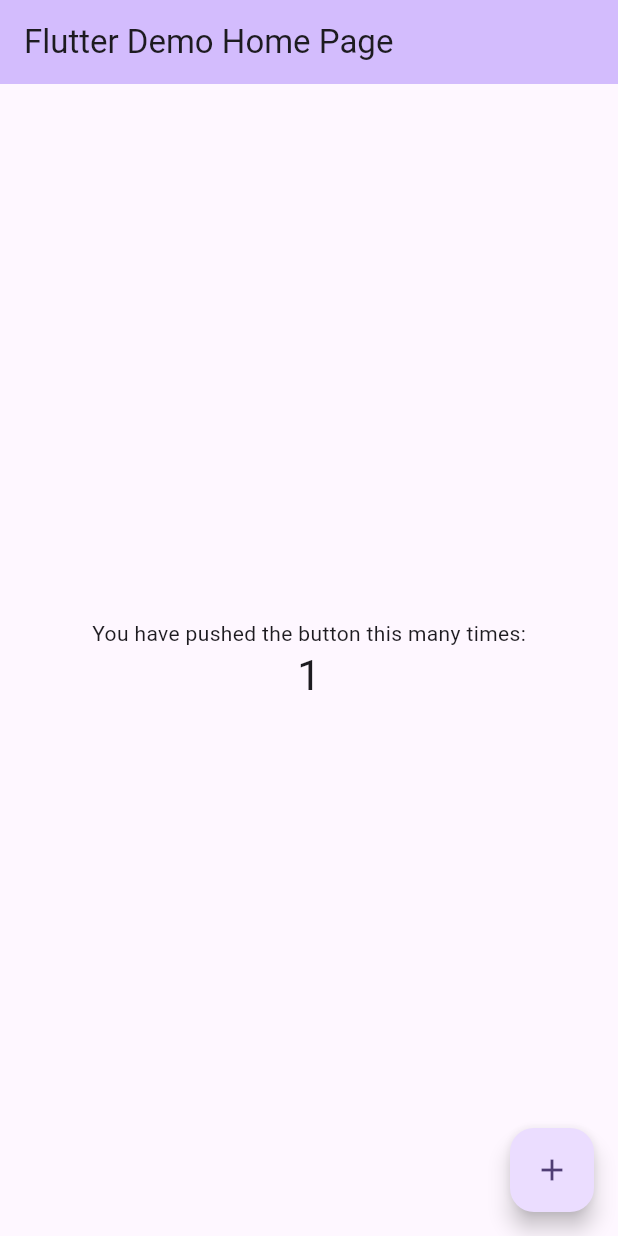
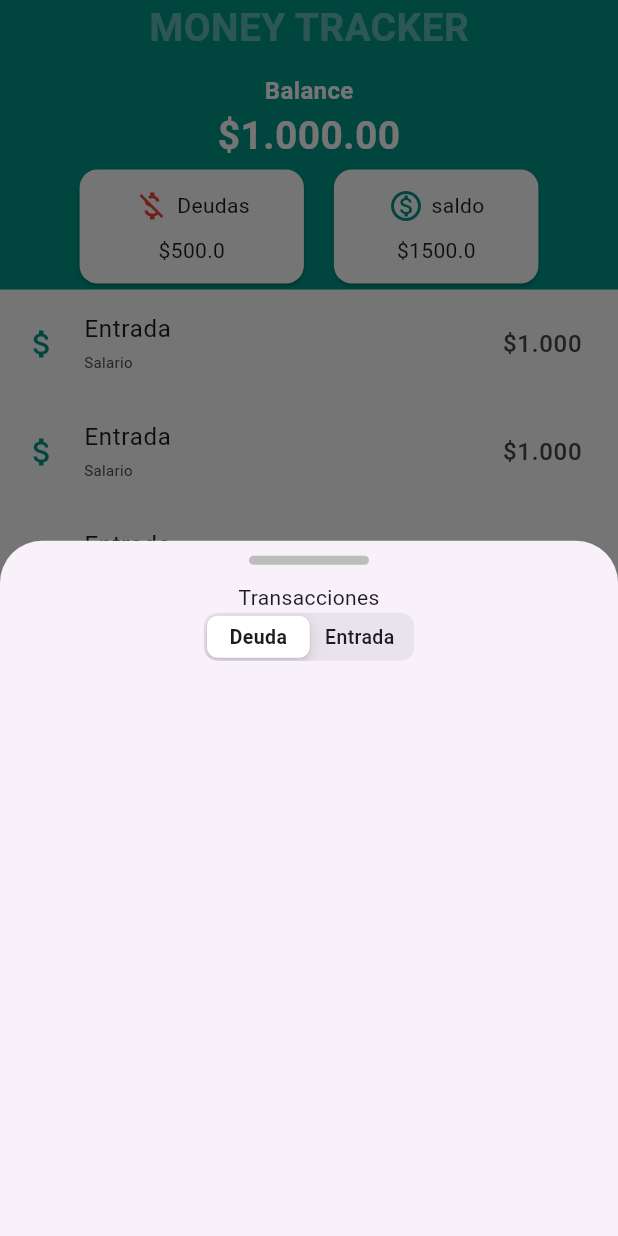
Before and after one commit to Jomeva12/cuentas-flutter, a Flutter app: the screen it shows after launch, after a tap on the "add" icon, on a phone screen of 412 x 824 dp. Run offline on Flutter 3.47's test engine with Material 3 defaults, Android fonts, the phone set to English and light mode, and no system bars; missing offline and left inert: dart:ffi.

Commit message:
bottomsheet agregado

```diff
--- a/lib/main.dart
+++ b/lib/main.dart
@@ -1,3 +1,4 @@
+import 'package:cuentas/view/screen/screen.dart';
 import 'package:flutter/material.dart';
 
 void main() {
@@ -10,116 +11,19 @@
   // This widget is the root of your application.
   @override
   Widget build(BuildContext context) {
+
     return MaterialApp(
+      debugShowCheckedModeBanner: false,
       title: 'Flutter Demo',
       theme: ThemeData(
-        // This is the theme of your application.
-        //
-        // TRY THIS: Try running your application with "flutter run". You'll see
-        // the application has a purple toolbar. Then, without quitting the app,
-        // try changing the seedColor in the colorScheme below to Colors.green
-        // and then invoke "hot reload" (save your changes or press the "hot
-        // reload" button in a Flutter-supported IDE, or press "r" if you used
-        // the command line to start the app).
-        //
-        // Notice that the counter didn't reset back to zero; the application
-        // state is not lost during the reload. To reset the state, use hot
-        // restart instead.
-        //
-        // This works for code too, not just values: Most code changes can be
-        // tested with just a hot reload.
         colorScheme: ColorScheme.fromSeed(seedColor: Colors.deepPurple),
         useMaterial3: true,
       ),
-      home: const MyHomePage(title: 'Flutter Demo Home Page'),
+
+      initialRoute: HomeScreen.route,
+      routes:  {
+        HomeScreen.route: (context) =>  HomeScreen(),
+      },
     );
   }
 }
-
-class MyHomePage extends StatefulWidget {
-  const MyHomePage({super.key, required this.title});
-
-  // This widget is the home page of your application. It is stateful, meaning
-  // that it has a State object (defined below) that contains fields that affect
-  // how it looks.
-
-  // This class is the configuration for the state. It holds the values (in this
-  // case the title) provided by the parent (in this case the App widget) and
-  // used by the build method of the State. Fields in a Widget subclass are
-  // always marked "final".
-
-  final String title;
-
-  @override
-  State<MyHomePage> createState() => _MyHomePageState();
-}
-
-class _MyHomePageState extends State<MyHomePage> {
-  int _counter = 0;
-
-  void _incrementCounter() {
-    setState(() {
-      // This call to setState tells the Flutter framework that something has
-      // changed in this State, which causes it to rerun the build method below
-      // so that the display can reflect the updated values. If we changed
-      // _counter without calling setState(), then the build method would not be
-      // called again, and so nothing would appear to happen.
-      _counter++;
-    });
-  }
-
-  @override
-  Widget build(BuildContext context) {
-    // This method is rerun every time setState is called, for instance as done
-    // by the _incrementCounter method above.
-    //
-    // The Flutter framework has been optimized to make rerunning build methods
-    // fast, so that you can just rebuild anything that needs updating rather
-    // than having to individually change instances of widgets.
-    return Scaffold(
-      appBar: AppBar(
-        // TRY THIS: Try changing the color here to a specific color (to
-        // Colors.amber, perhaps?) and trigger a hot reload to see the AppBar
-        // change color while the other colors stay the same.
-        backgroundColor: Theme.of(context).colorScheme.inversePrimary,
-        // Here we take the value from the MyHomePage object that was created by
-        // the App.build method, and use it to set our appbar title.
-        title: Text(widget.title),
-      ),
-      body: Center(
-        // Center is a layout widget. It takes a single child and positions it
-        // in the middle of the parent.
-        child: Column(
-          // Column is also a layout widget. It takes a list of children and
-          // arranges them vertically. By default, it sizes itself to fit its
-          // children horizontally, and tries to be as tall as its parent.
-          //
-          // Column has various properties to control how it sizes itself and
-          // how it positions its children. Here we use mainAxisAlignment to
-          // center the children vertically; the main axis here is the vertical
-          // axis because Columns are vertical (the cross axis would be
-          // horizontal).
-          //
-          // TRY THIS: Invoke "debug painting" (choose the "Toggle Debug Paint"
-          // action in the IDE, or press "p" in the console), to see the
-          // wireframe for each widget.
-          mainAxisAlignment: MainAxisAlignment.center,
-          children: <Widget>[
-            const Text(
-              'You have pushed the button this many times:',
-            ),
-            Text(
-              '$_counter',
-              style: Theme.of(context).textTheme.headlineMedium,
-            ),
-          ],
-        ),
-      ),
-      floatingActionButton: FloatingActionButton(
-        onPressed: _incrementCounter,
-        tooltip: 'Increment',
-        child: const Icon(Icons.add),
-      ), // This trailing comma makes auto-formatting nicer for build methods.
-    );
-  }
-}
--- /dev/null
+++ b/lib/view/screen/home_screen.dart
@@ -0,0 +1,36 @@
+
+import 'dart:ffi';
+
+import 'package:flutter/material.dart';
+
+import '../widget/widget.dart';
+
+class HomeScreen extends StatelessWidget {
+   static const String route="HomeScreen";
+    const HomeScreen({super.key});
+
+    @override
+    Widget build(BuildContext context) {
+        return  SafeArea(
+          child: Scaffold(
+
+            backgroundColor: Colors.teal,
+              body: Column(
+                children: [
+                  HeaderCuentas(),
+                  ListaCuentas(),
+
+
+                ],
+              ),
+            floatingActionButton: FloatingActionButton(onPressed: (){
+              showModalBottomSheet(context: context, builder: (context){
+                return AddBottomSheet();
+              });
+
+            },child: Icon(Icons.add,color: Colors.white,),
+            backgroundColor: Colors.teal,),
+          ),
+        );
+    }
+}
--- /dev/null
+++ b/lib/view/screen/screen.dart
@@ -0,0 +1 @@
+export  'package:cuentas/view/screen/home_screen.dart';
--- /dev/null
+++ b/lib/view/widget/add_bottomsheet.dart
@@ -0,0 +1,47 @@
+import 'package:flutter/cupertino.dart';
+import 'package:flutter/material.dart';
+
+class AddBottomSheet extends StatefulWidget {
+  const AddBottomSheet({
+    super.key,
+  });
+
+  @override
+  State<AddBottomSheet> createState() => _AddBottomSheetState();
+}
+
+class _AddBottomSheetState extends State<AddBottomSheet> {
+  int? typeValue=0;
+  @override
+  Widget build(BuildContext context) {
+    return SizedBox(
+      height: 600,
+      width: double.infinity,
+      child: Column(
+        crossAxisAlignment: CrossAxisAlignment.center,
+        children: [
+          Container(
+            height: 6,
+            margin: EdgeInsets.only(top: 10),
+            width: 80,
+            decoration: BoxDecoration(
+                color: Colors.grey.shade400,
+                borderRadius: BorderRadius.circular(3)),
+          ),
+          SizedBox(height: 12),
+          Text("Transacciones"),
+          CupertinoSlidingSegmentedControl(
+
+              groupValue: typeValue,
+              children: {0: Text("Deuda"), 1: Text("Entrada")},
+              onValueChanged: (value) {
+                setState(() {
+                  typeValue=value;
+                });
+
+              })
+        ],
+      ),
+    );
+  }
+}
--- /dev/null
+++ b/lib/view/widget/card_header.dart
@@ -0,0 +1,44 @@
+import 'dart:ffi';
+
+import 'package:flutter/cupertino.dart';
+import 'package:flutter/material.dart';
+
+class CardHeader extends StatelessWidget {
+  final String titulo;
+  final double monto;
+  final Widget icon;
+
+  const CardHeader({
+    super.key,
+    required this.titulo,
+    required this.monto,
+    required this.icon,
+  });
+
+  @override
+  Widget build(BuildContext context) {
+    return Card(
+      color: Colors.white,
+      child: Padding(
+        padding: EdgeInsets.symmetric(horizontal: 36, vertical: 12),
+        child: Column(
+          children: [
+            Row(
+              children: [
+                icon,
+                SizedBox(
+                  width: 5,
+                ),
+                Text(titulo),
+              ],
+            ),
+            SizedBox(
+              height: 8,
+            ),
+            Text("\$$monto")
+          ],
+        ),
+      ),
+    );
+  }
+}
--- /dev/null
+++ b/lib/view/widget/header_cuentas.dart
@@ -0,0 +1,51 @@
+import 'package:cuentas/view/widget/widget.dart';
+import 'package:flutter/cupertino.dart';
+import 'package:flutter/material.dart';
+
+class HeaderCuentas extends StatelessWidget {
+  const HeaderCuentas({
+    super.key,
+  });
+
+  @override
+  Widget build(BuildContext context) {
+    return Container(
+      width: double.infinity,
+      decoration: BoxDecoration(
+        color: Colors.teal,
+      ),
+      child:const  Column(
+        children: [
+          Text("MONEY TRACKER",
+          style: TextStyle(color: Colors.white38, fontWeight: FontWeight.bold,fontSize: 26 ),
+          ),
+          SizedBox(height: 12,),
+          Text("Balance",
+            style: TextStyle(color: Colors.white, fontWeight: FontWeight.bold,fontSize: 16 ),
+          ),
+          Text("\$1.000.00",
+            style: TextStyle(color: Colors.white, fontWeight: FontWeight.bold,fontSize: 26 ),
+          ),
+          Row(
+            mainAxisAlignment: MainAxisAlignment.center,
+            children: [
+              CardHeader(
+                icon: Icon(Icons.money_off,color: Colors.red,),
+                monto: 500.00,
+                titulo: "Deudas",
+              ),
+              SizedBox(width: 12,),
+              CardHeader(
+                icon: Icon(Icons.monetization_on_outlined,color: Colors.teal,),
+                monto: 1500.00,
+                titulo: "saldo",
+              ),
+            ],
+          ),
+
+
+        ],
+      ),
+    );
+  }
+}
--- /dev/null
+++ b/lib/view/widget/lista_cuentas.dart
@@ -0,0 +1,45 @@
+
+
+import 'package:flutter/cupertino.dart';
+import 'package:flutter/material.dart';
+
+class ListaCuentas extends StatelessWidget {
+  const ListaCuentas({
+    super.key,
+  });
+
+  @override
+  Widget build(BuildContext context) {
+    return Expanded(
+      child: Container(
+        width: double.infinity,
+        decoration: BoxDecoration(
+            color: Colors.white
+
+        ),
+        child: ListView(
+          children: [
+            ListTile(
+              trailing: Text("\$1.000", style: TextStyle(fontSize: 16),),
+              leading: Icon(Icons.attach_money,color: Colors.teal,),
+              title: Text("Entrada"),
+              subtitle: Text("Salario",style: TextStyle(fontSize: 10),),
+            ),
+            ListTile(
+              trailing: Text("\$1.000", style: TextStyle(fontSize: 16),),
+              leading: Icon(Icons.attach_money,color: Colors.teal,),
+              title: Text("Entrada"),
+              subtitle: Text("Salario",style: TextStyle(fontSize: 10),),
+            ),
+            ListTile(
+              trailing: Text("\$1.000", style: TextStyle(fontSize: 16),),
+              leading: Icon(Icons.attach_money,color: Colors.teal,),
+              title: Text("Entrada"),
+              subtitle: Text("Salario",style: TextStyle(fontSize: 10),),
+            ),
+          ],
+        ),
+      ),
+    );
+  }
+}
--- /dev/null
+++ b/lib/view/widget/widget.dart
@@ -0,0 +1,5 @@
+export 'package:cuentas/view/widget/add_bottomsheet.dart';
+
+export 'package:cuentas/view/widget/card_header.dart';
+export 'package:cuentas/view/widget/header_cuentas.dart';
+export 'package:cuentas/view/widget/lista_cuentas.dart';
```
